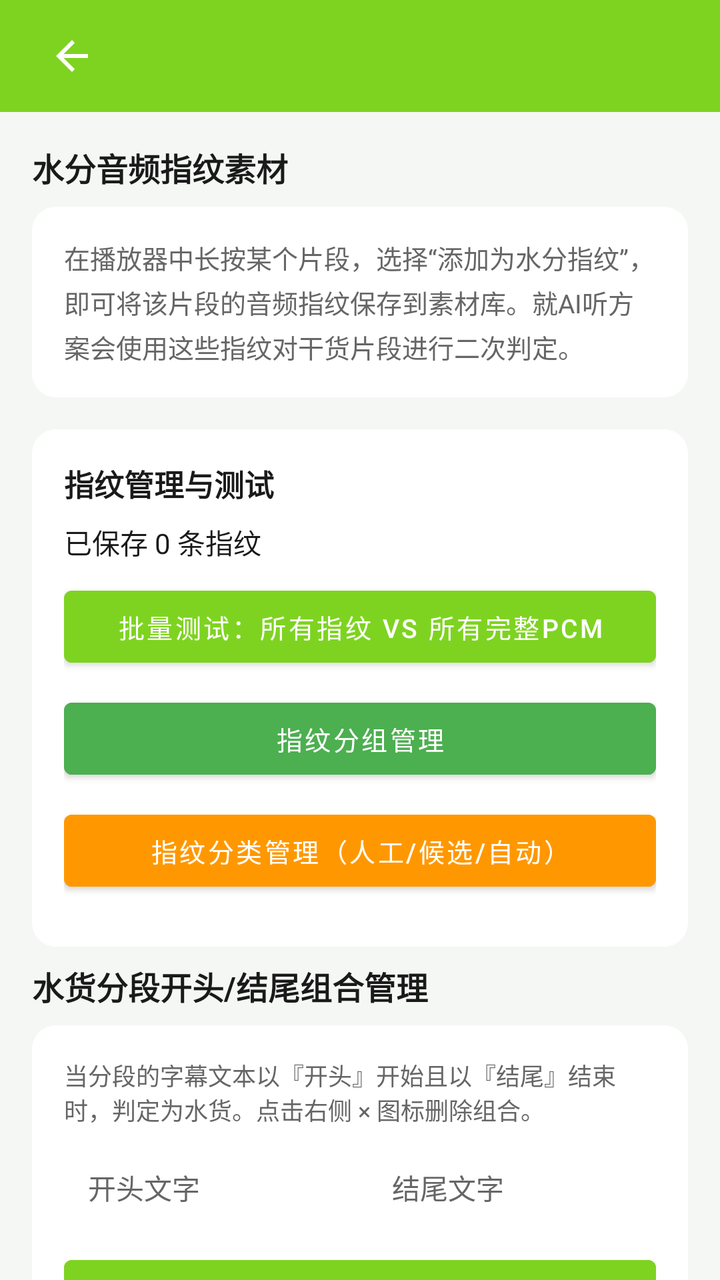
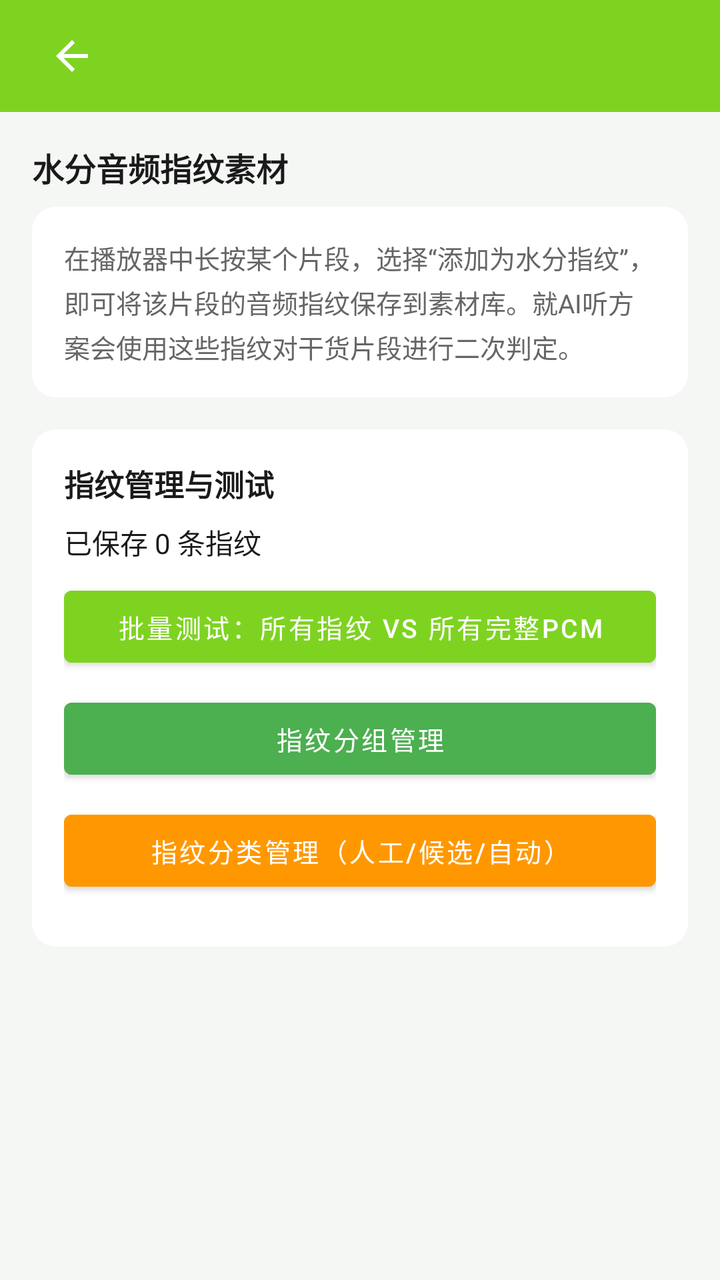

An Android layout rendered at two revisions. The XML below is the earlier revision; the diff shows what the commit changed to produce the second picture.
<!-- AndroidManifest.xml: application theme Theme.RadioApp.Fresh -->
<!-- res/layout/activity_keyword_settings.xml -->
<?xml version="1.0" encoding="utf-8"?>
<LinearLayout xmlns:android="http://schemas.android.com/apk/res/android"
    xmlns:app="http://schemas.android.com/apk/res-auto"
    android:layout_width="match_parent"
    android:layout_height="match_parent"
    android:orientation="vertical"
    android:background="?attr/appBackground">

    <include layout="@layout/view_title_bar" />

    <androidx.core.widget.NestedScrollView
        android:layout_width="match_parent"
        android:layout_height="match_parent">

        <LinearLayout
            android:layout_width="match_parent"
            android:layout_height="wrap_content"
            android:orientation="vertical"
            android:padding="16dp">

            
            <TextView
                android:layout_width="wrap_content"
                android:layout_height="wrap_content"
                android:text="水分音频指纹素材"
                android:textColor="?attr/appTextPrimary"
                android:textSize="16sp"
                android:textStyle="bold"
                android:layout_marginBottom="8dp" />

            <LinearLayout
                android:layout_width="match_parent"
                android:layout_height="wrap_content"
                android:orientation="vertical"
                android:background="@drawable/bg_card"
                android:padding="16dp"
                android:layout_marginBottom="16dp">

                <TextView
                    android:layout_width="wrap_content"
                    android:layout_height="wrap_content"
                    android:text="在播放器中长按某个片段，选择&#x201C;添加为水分指纹&#x201D;，即可将该片段的音频指纹保存到素材库。就AI听方案会使用这些指纹对干货片段进行二次判定。"
                    android:textColor="?attr/appTextSecondary"
                    android:textSize="13sp"
                    android:lineSpacingMultiplier="1.2" />
            </LinearLayout>

            
            <LinearLayout
                android:layout_width="match_parent"
                android:layout_height="wrap_content"
                android:orientation="vertical"
                android:background="@drawable/bg_card"
                android:padding="16dp"
                android:layout_marginBottom="8dp">

                <TextView
                    android:layout_width="wrap_content"
                    android:layout_height="wrap_content"
                    android:text="指纹管理与测试"
                    android:textColor="?attr/appTextPrimary"
                    android:textSize="15sp"
                    android:textStyle="bold"
                    android:layout_marginBottom="8dp" />

                <TextView
                    android:id="@+id/tv_fingerprint_count"
                    android:layout_width="wrap_content"
                    android:layout_height="wrap_content"
                    android:text="已保存 0 条指纹"
                    android:textColor="?attr/appTextPrimary"
                    android:textSize="14sp"
                    android:layout_marginBottom="8dp" />

                
                <Button
                    android:id="@+id/btn_test_all_fingerprints"
                    android:layout_width="match_parent"
                    android:layout_height="wrap_content"
                    android:text="批量测试：所有指纹 vs 所有完整PCM"
                    android:textColor="@color/white"
                    android:backgroundTint="?attr/appAccent"
                    android:layout_marginBottom="8dp"
                    android:textSize="13sp" />

                
                <Button
                    android:id="@+id/btn_fingerprint_groups"
                    android:layout_width="match_parent"
                    android:layout_height="wrap_content"
                    android:text="指纹分组管理"
                    android:textColor="@color/white"
                    android:backgroundTint="#4CAF50"
                    android:layout_marginBottom="8dp"
                    android:textSize="13sp" />

                
                <Button
                    android:id="@+id/btn_fingerprint_management"
                    android:layout_width="match_parent"
                    android:layout_height="wrap_content"
                    android:text="指纹分类管理（人工/候选/自动）"
                    android:textColor="@color/white"
                    android:backgroundTint="#FF9800"
                    android:layout_marginBottom="8dp"
                    android:textSize="13sp" />
            </LinearLayout>

            
            <TextView
                android:layout_width="wrap_content"
                android:layout_height="wrap_content"
                android:text="水货分段开头/结尾组合管理"
                android:textColor="?attr/appTextPrimary"
                android:textSize="16sp"
                android:textStyle="bold"
                android:layout_marginBottom="8dp" />

            <LinearLayout
                android:layout_width="match_parent"
                android:layout_height="wrap_content"
                android:orientation="vertical"
                android:background="@drawable/bg_card"
                android:padding="16dp"
                android:layout_marginBottom="16dp">

                <TextView
                    android:layout_width="wrap_content"
                    android:layout_height="wrap_content"
                    android:text="当分段的字幕文本以『开头』开始且以『结尾』结束时，判定为水货。点击右侧 × 图标删除组合。"
                    android:textColor="?attr/appTextSecondary"
                    android:textSize="12sp"
                    android:layout_marginBottom="8dp" />

                <LinearLayout
                    android:layout_width="match_parent"
                    android:layout_height="wrap_content"
                    android:orientation="horizontal"
                    android:gravity="center_vertical">

                    <EditText
                        android:id="@+id/et_combination_start"
                        android:layout_width="0dp"
                        android:layout_height="wrap_content"
                        android:layout_weight="1"
                        android:hint="开头文字"
                        android:textColor="?attr/appTextPrimary"
                        android:textColorHint="?attr/appTextSecondary"
                        android:background="@drawable/bg_card"
                        android:padding="12dp"
                        android:textSize="14sp"
                        android:singleLine="true"
                        android:imeOptions="actionNext" />

                    <EditText
                        android:id="@+id/et_combination_end"
                        android:layout_width="0dp"
                        android:layout_height="wrap_content"
                        android:layout_weight="1"
                        android:hint="结尾文字"
                        android:textColor="?attr/appTextPrimary"
                        android:textColorHint="?attr/appTextSecondary"
                        android:background="@drawable/bg_card"
                        android:padding="12dp"
                        android:textSize="14sp"
                        android:layout_marginStart="8dp"
                        android:singleLine="true"
                        android:imeOptions="actionDone" />
                </LinearLayout>

                <Button
                    android:id="@+id/btn_add_combination"
                    android:layout_width="match_parent"
                    android:layout_height="wrap_content"
                    android:text="添加组合"
                    android:textColor="@color/white"
                    android:backgroundTint="?attr/appAccent"
                    android:layout_marginTop="8dp" />

                <com.google.android.material.chip.ChipGroup
                    android:id="@+id/chip_group_combinations"
                    android:layout_width="match_parent"
                    android:layout_height="wrap_content"
                    android:layout_marginTop="12dp"
                    app:singleSelection="false"
                    app:chipSpacingHorizontal="8dp"
                    app:chipSpacingVertical="8dp" />

                <TextView
                    android:id="@+id/tv_combinations_empty"
                    android:layout_width="wrap_content"
                    android:layout_height="wrap_content"
                    android:text="暂无组合，请在上方输入并添加"
                    android:textColor="?attr/appTextMuted"
                    android:textSize="13sp"
                    android:layout_marginTop="4dp"
                    android:visibility="gone" />
            </LinearLayout>

        </LinearLayout>
    </androidx.core.widget.NestedScrollView>
</LinearLayout>
<!-- res/layout/view_title_bar.xml (included above) -->
<?xml version="1.0" encoding="utf-8"?>
<RelativeLayout xmlns:android="http://schemas.android.com/apk/res/android"
    android:layout_width="match_parent"
    android:layout_height="56dp"
    android:background="?attr/colorPrimary"
    android:paddingHorizontal="16dp">

    <ImageButton
        android:id="@+id/btn_back"
        android:layout_width="40dp"
        android:layout_height="40dp"
        android:layout_alignParentStart="true"
        android:layout_centerVertical="true"
        android:background="?attr/selectableItemBackgroundBorderless"
        android:src="@drawable/ic_back"
        android:contentDescription="返回" />

    <TextView
        android:id="@+id/tv_title"
        android:layout_width="wrap_content"
        android:layout_height="wrap_content"
        android:layout_centerInParent="true"
        android:textColor="?attr/colorOnPrimary"
        android:textSize="18sp"
        android:textStyle="bold" />
</RelativeLayout>
<!-- resources referenced by this layout -->
<resources>
  <color name="white">#FFFFFF</color>
  <!-- drawable bg_card (drawable) -->
  <?xml version="1.0" encoding="utf-8"?>
  <shape xmlns:android="http://schemas.android.com/apk/res/android" android:shape="rectangle">
      <solid android:color="?attr/appSurface" />
      <corners android:radius="12dp" />
  </shape>
  <!-- drawable ic_back (drawable) -->
  <?xml version="1.0" encoding="utf-8"?>
  <vector xmlns:android="http://schemas.android.com/apk/res/android"
      android:width="24dp"
      android:height="24dp"
      android:viewportWidth="24"
      android:viewportHeight="24">
      <path
          android:fillColor="#FFFFFF"
          android:pathData="M20,11H7.83l5.59,-5.59L12,4l-8,8 8,8 1.41,-1.41L7.83,13H20v-2z"/>
  </vector>
  <style name="Theme.RadioApp.Fresh" parent="Theme.MaterialComponents.Light.NoActionBar">
          <item name="colorPrimary">#7ED321</item>
          <item name="colorPrimaryVariant">#6BBF1A</item>
          <item name="colorOnPrimary">#FFFFFF</item>
          <item name="colorAccent">#7ED321</item>
          <item name="android:colorBackground">#F5F7F5</item>
          <item name="colorSurface">#FFFFFF</item>
          <item name="colorOnSurface">#1A1A1A</item>
          <item name="android:textColorPrimary">#1A1A1A</item>
          <item name="android:textColorSecondary">#666666</item>
          <item name="android:statusBarColor">#F5F7F5</item>
          <item name="android:navigationBarColor">#F5F7F5</item>
          <item name="appBackground">#F5F7F5</item>
          <item name="appSurface">#FFFFFF</item>
          <item name="appCardBackground">#FFFFFF</item>
          <item name="appTextPrimary">#1A1A1A</item>
          <item name="appTextSecondary">#666666</item>
          <item name="appTextMuted">#999999</item>
          <item name="appAccent">#7ED321</item>
          <item name="appAccentLight">#9EE855</item>
          <item name="appBorder">#E0E0E0</item>
          <item name="appDivider">#E0E0E0</item>
          <item name="appSuccess">#2ecc71</item>
          <item name="appWarning">#f39c12</item>
          <item name="appError">#e74c3c</item>
          <item name="appNavBackground">#FFFFFF</item>
          <item name="appNavActive">#7ED321</item>
          <item name="appNavInactive">#999999</item>
          <item name="appNotificationBackground">#FFFFFF</item>
          <item name="appNotificationText">#1A1A1A</item>
      </style>
</resources>

<!-- the commit's change to res/layout/activity_keyword_settings.xml (unified diff, before → after) -->
@@ -1,6 +1,5 @@
 <?xml version="1.0" encoding="utf-8"?>
 <LinearLayout xmlns:android="http://schemas.android.com/apk/res/android"
-    xmlns:app="http://schemas.android.com/apk/res-auto"
     android:layout_width="match_parent"
     android:layout_height="match_parent"
     android:orientation="vertical"
@@ -106,97 +105,6 @@
                     android:textSize="13sp" />
             </LinearLayout>
 
-            
-            <TextView
-                android:layout_width="wrap_content"
-                android:layout_height="wrap_content"
-                android:text="水货分段开头/结尾组合管理"
-                android:textColor="?attr/appTextPrimary"
-                android:textSize="16sp"
-                android:textStyle="bold"
-                android:layout_marginBottom="8dp" />
-
-            <LinearLayout
-                android:layout_width="match_parent"
-                android:layout_height="wrap_content"
-                android:orientation="vertical"
-                android:background="@drawable/bg_card"
-                android:padding="16dp"
-                android:layout_marginBottom="16dp">
-
-                <TextView
-                    android:layout_width="wrap_content"
-                    android:layout_height="wrap_content"
-                    android:text="当分段的字幕文本以『开头』开始且以『结尾』结束时，判定为水货。点击右侧 × 图标删除组合。"
-                    android:textColor="?attr/appTextSecondary"
-                    android:textSize="12sp"
-                    android:layout_marginBottom="8dp" />
-
-                <LinearLayout
-                    android:layout_width="match_parent"
-                    android:layout_height="wrap_content"
-                    android:orientation="horizontal"
-                    android:gravity="center_vertical">
-
-                    <EditText
-                        android:id="@+id/et_combination_start"
-                        android:layout_width="0dp"
-                        android:layout_height="wrap_content"
-                        android:layout_weight="1"
-                        android:hint="开头文字"
-                        android:textColor="?attr/appTextPrimary"
-                        android:textColorHint="?attr/appTextSecondary"
-                        android:background="@drawable/bg_card"
-                        android:padding="12dp"
-                        android:textSize="14sp"
-                        android:singleLine="true"
-                        android:imeOptions="actionNext" />
-
-                    <EditText
-                        android:id="@+id/et_combination_end"
-                        android:layout_width="0dp"
-                        android:layout_height="wrap_content"
-                        android:layout_weight="1"
-                        android:hint="结尾文字"
-                        android:textColor="?attr/appTextPrimary"
-                        android:textColorHint="?attr/appTextSecondary"
-                        android:background="@drawable/bg_card"
-                        android:padding="12dp"
-                        android:textSize="14sp"
-                        android:layout_marginStart="8dp"
-                        android:singleLine="true"
-                        android:imeOptions="actionDone" />
-                </LinearLayout>
-
-                <Button
-                    android:id="@+id/btn_add_combination"
-                    android:layout_width="match_parent"
-                    android:layout_height="wrap_content"
-                    android:text="添加组合"
-                    android:textColor="@color/white"
-                    android:backgroundTint="?attr/appAccent"
-                    android:layout_marginTop="8dp" />
-
-                <com.google.android.material.chip.ChipGroup
-                    android:id="@+id/chip_group_combinations"
-                    android:layout_width="match_parent"
-                    android:layout_height="wrap_content"
-                    android:layout_marginTop="12dp"
-                    app:singleSelection="false"
-                    app:chipSpacingHorizontal="8dp"
-                    app:chipSpacingVertical="8dp" />
-
-                <TextView
-                    android:id="@+id/tv_combinations_empty"
-                    android:layout_width="wrap_content"
-                    android:layout_height="wrap_content"
-                    android:text="暂无组合，请在上方输入并添加"
-                    android:textColor="?attr/appTextMuted"
-                    android:textSize="13sp"
-                    android:layout_marginTop="4dp"
-                    android:visibility="gone" />
-            </LinearLayout>
-
         </LinearLayout>
     </androidx.core.widget.NestedScrollView>
 </LinearLayout>
